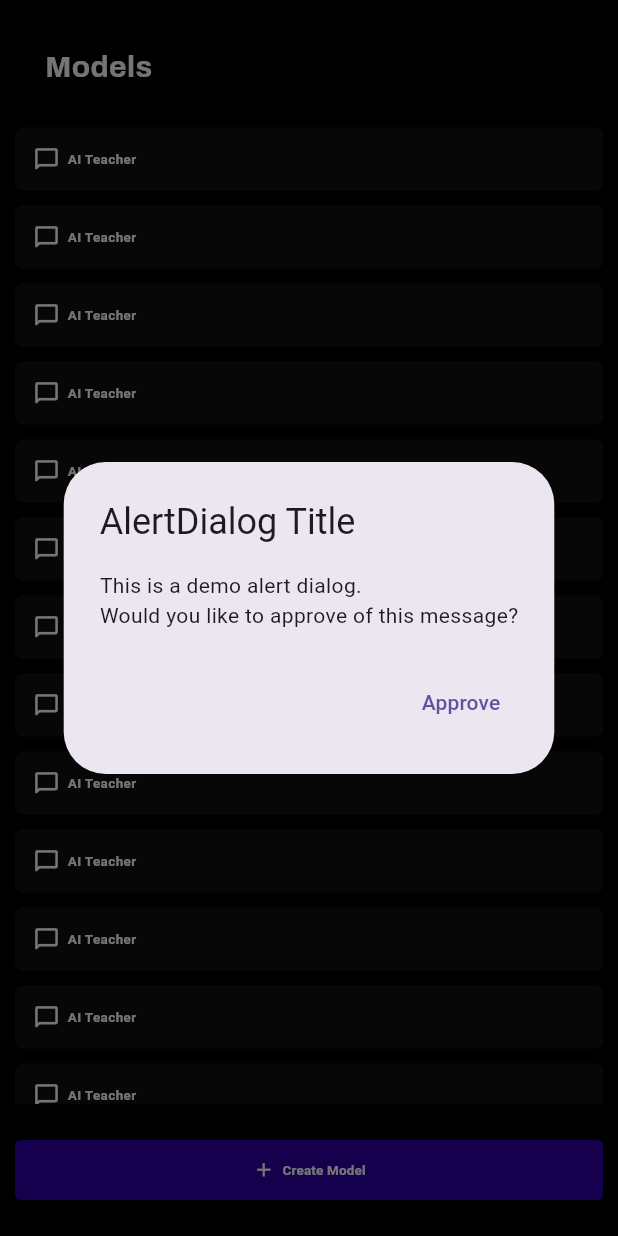
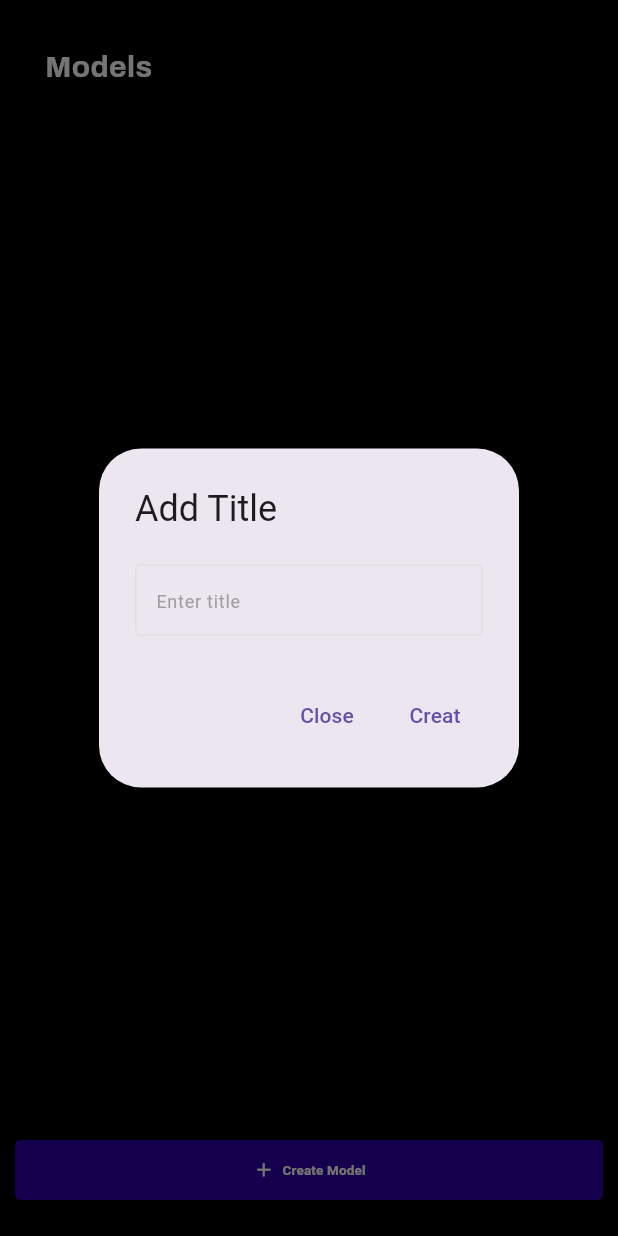
Before and after one commit to SahadMPP/chat_app_ui, a Flutter app: the ModelDrowerDesk widget shown alone on an empty page, opened directly, after a tap on "Create Model", on a phone screen of 412 x 824 dp. Run offline on Flutter 3.47's test engine with Material 3 defaults, Android fonts, the light colour scheme and no system bars; our stand-ins replace bloc, flutter_bloc, freezed_annotation, google_fonts, hive, hive_flutter and 1 more; accounts and stored records are empty; network calls fail.

Commit message:
adding session

```diff
--- a/lib/application/features/chat/bloc/bloc/home_bloc.dart
+++ b/lib/application/features/chat/bloc/bloc/home_bloc.dart
@@ -1,8 +1,11 @@
 // ignore: depend_on_referenced_packages
 import 'package:bloc/bloc.dart';
+import 'package:chat_app_ai/application/core/hive_store/store.dart';
 import 'package:chat_app_ai/application/features/auth/signIn/ui/sign_in.dart';
+import 'package:chat_app_ai/domain/entities/massage_entity.dart';
 import 'package:flutter/material.dart';
 import 'package:freezed_annotation/freezed_annotation.dart';
+import 'package:hive_flutter/adapters.dart';
 import 'package:shared_preferences/shared_preferences.dart';
 import 'package:web_socket_channel/web_socket_channel.dart';
 import 'package:web_socket_channel/io.dart';
@@ -73,5 +76,39 @@ class HomeBloc extends Bloc<HomeEvent, HomeState> {
       emit(state.copyWith(messages: newList));
       channel!.sink.add(event.text);
     });
+
+    on<_addignModels>((event, emit) async {
+      try {
+        final massageDB = await Hive.openBox<MessageModel>('message_db');
+        final id = await massageDB.add(event.massage);
+        final value = massageDB.get(id);
+        massageDB.put(
+            id,
+            MessageModel(
+                messages: value!.messages, title: value.title, id: id));
+        modelList.value.add(value);
+      } catch (e) {
+        throw Exception("User registering is failed");
+      }
+    });
+
+    on<_gettingModel>((event, emit) async {
+      List<MessageModel> list = [];
+      final massageDB = await Hive.openBox<MessageModel>('message_db');
+      for (var i = 0; i < massageDB.length; i++) {
+        list.add(massageDB.getAt(i)!);
+      }
+      emit(state.copyWith(list: list));
+    });
+
+    on<_deleteModel>((event, emit) async {
+      List<MessageModel> list = [];
+      final massageDB = await Hive.openBox<MessageModel>('message_db');
+      massageDB.delete(event.massage.id);
+      for (var i = 0; i < massageDB.length; i++) {
+        list.add(massageDB.getAt(i)!);
+      }
+      emit(state.copyWith(list: list));
+    });
   }
 }
--- a/lib/application/features/chat/bloc/bloc/home_event.dart
+++ b/lib/application/features/chat/bloc/bloc/home_event.dart
@@ -13,4 +13,18 @@ class HomeEvent with _$HomeEvent {
   const factory HomeEvent.sentingMassage({
     required String text,
   }) = _sentingMassage;
+
+
+  const factory HomeEvent.addignModels({
+    required MessageModel massage,
+  }) = _addignModels;
+
+  const factory HomeEvent.gettingModel() = _gettingModel;
+
+  const factory HomeEvent.deleteModel({
+    required MessageModel massage,
+  }) = _deleteModel;
+
+
+
 }
--- a/lib/application/features/chat/bloc/bloc/home_state.dart
+++ b/lib/application/features/chat/bloc/bloc/home_state.dart
@@ -6,9 +6,10 @@ class HomeState with _$HomeState {
     required bool isExpanded,
     required List<String> messages,
     required String statusMessage,
+    required List<MessageModel> list,
   }) = _HomeState;
 
   factory HomeState.initial() {
-    return const HomeState(isExpanded: true, messages: [], statusMessage: '');
+    return const HomeState(isExpanded: true, messages: [], statusMessage: '',list: []);
   }
 }
--- a/lib/application/features/chat/ui/responsive/desktop.dart
+++ b/lib/application/features/chat/ui/responsive/desktop.dart
@@ -1,5 +1,9 @@
+import 'package:chat_app_ai/application/features/auth/widgets/custom_textfield.dart';
 import 'package:chat_app_ai/application/features/chat/bloc/bloc/home_bloc.dart';
+import 'package:chat_app_ai/domain/entities/massage_entity.dart';
 import 'package:flutter/material.dart';
+import 'package:flutter/rendering.dart';
+import 'package:flutter/widgets.dart';
 import 'package:flutter_bloc/flutter_bloc.dart';
 import 'package:google_fonts/google_fonts.dart';
 
@@ -327,6 +331,8 @@ class ModelDrowerDesk extends StatelessWidget {
 
   @override
   Widget build(BuildContext context) {
+    context.read<HomeBloc>().add(const HomeEvent.gettingModel());
+    final TextEditingController controller = TextEditingController();
     return Expanded(
         child: Container(
       color: Colors.black,
@@ -348,15 +354,21 @@ class ModelDrowerDesk extends StatelessWidget {
               ),
             ),
           ),
-          Expanded(child: ListView.builder(
+          Expanded(
+            child: BlocBuilder<HomeBloc, HomeState>(
+              builder: (context, state) {
+                return ListView.builder(
+                    itemCount: state.list.length,
                     itemBuilder: (context, index) {
                       return Container(
-                margin: const EdgeInsets.symmetric(horizontal: 10, vertical: 5),
+                        margin: const EdgeInsets.symmetric(
+                            horizontal: 10, vertical: 5),
                         padding: const EdgeInsets.all(12),
                         decoration: BoxDecoration(
                             color: Colors.grey.withOpacity(0.1),
                             borderRadius: BorderRadius.circular(5)),
                         child: Row(
+                          crossAxisAlignment: CrossAxisAlignment.start,
                           children: [
                             const Icon(
                               Icons.messenger_outline_rounded,
@@ -364,8 +376,13 @@ class ModelDrowerDesk extends StatelessWidget {
                               size: 18,
                             ),
                             const SizedBox(width: 5),
-                    Text(
-                      "AI Teacher",
+                            ConstrainedBox(constraints:  BoxConstraints(
+                              maxWidth:MediaQuery.of(context).size.width *.07,
+
+
+                            ),
+                              child: Text(
+                                state.list[index].title,
                                 style: GoogleFonts.aBeeZee(
                                     textStyle: const TextStyle(
                                   fontSize: 9,
@@ -373,11 +390,26 @@ class ModelDrowerDesk extends StatelessWidget {
                                   color: Colors.white,
                                 )),
                               ),
+                            ),
+                            const Spacer(),
+                            InkWell(
+                              onTap: () {
+                                context.read<HomeBloc>().add(HomeEvent.deleteModel(massage: MessageModel(messages: state.list[index].messages, title: state.list[index].title,id: state.list[index].id)));
+                                context.read<HomeBloc>().add(const HomeEvent.gettingModel());
+                              },
+                              child: const Icon(
+                                Icons.delete,
+                                color: Colors.red,
+                                size: 15,
+                              ),
+                            ),
                           ],
                         ),
                       );
+                    });
               },
-          )),
+            ),
+          ),
           Padding(
             padding: const EdgeInsets.symmetric(vertical: 20, horizontal: 10),
             child: ElevatedButton(
@@ -387,26 +419,42 @@ class ModelDrowerDesk extends StatelessWidget {
                     shape: WidgetStatePropertyAll(ContinuousRectangleBorder(
                         borderRadius: BorderRadius.circular(8)))),
                 onPressed: () {
-                  // add value to list
                   showDialog<void>(
                     context: context,
-                    barrierDismissible: false, // user must tap button!
+                    barrierDismissible: false,
                     builder: (BuildContext context) {
                       return AlertDialog(
-                        title: const Text('AlertDialog Title'),
-                        content: const SingleChildScrollView(
+                        title: const Text('Add Title'),
+                        content: SingleChildScrollView(
                           child: ListBody(
                             children: <Widget>[
-                              Text('This is a demo alert dialog.'),
-                              Text(
-                                  'Would you like to approve of this message?'),
+                              CostomTextField(
+                                  hintText: "Enter title",
+                                  isPassword: false,
+                                  controller: controller,
+                                  validatorText: "Field is Empty")
                             ],
                           ),
                         ),
                         actions: <Widget>[
                           TextButton(
-                            child: const Text('Approve'),
+                            child: const Text('Close'),
                             onPressed: () {
+                              Navigator.of(context).pop();
+                            },
+                          ),
+                          TextButton(
+                            child: const Text('Creat'),
+                            onPressed: () {
+                              final data = MessageModel(
+                                  messages: [], title: controller.text);
+                              context
+                                  .read<HomeBloc>()
+                                  .add(HomeEvent.addignModels(massage: data));
+                              context
+                                  .read<HomeBloc>()
+                                  .add(const HomeEvent.gettingModel());
+
                               Navigator.of(context).pop();
                             },
                           ),
@@ -474,7 +522,6 @@ class HomeHeader extends StatelessWidget {
                   builder: (BuildContext context) {
                     return AlertDialog(
                       title: const Text('Are you sure to LogOut'),
-
                       actions: <Widget>[
                         TextButton(
                           child: const Text('close'),
@@ -485,10 +532,11 @@ class HomeHeader extends StatelessWidget {
                         TextButton(
                           child: const Text('Yes'),
                           onPressed: () {
-                           context.read<HomeBloc>().add(HomeEvent.logOut(context: context));
+                            context
+                                .read<HomeBloc>()
+                                .add(HomeEvent.logOut(context: context));
                           },
                         ),
-
                       ],
                     );
                   },
--- /dev/null
+++ b/lib/domain/entities/massage_entity.dart
@@ -0,0 +1,21 @@
+
+
+import 'package:hive_flutter/adapters.dart';
+part 'massage_entity.g.dart';
+
+@HiveType(typeId: 1)
+class MessageModel extends HiveObject  {
+
+  @HiveField(0)
+  int? id;
+  @HiveField(1)
+  String title;
+  @HiveField(2)
+  List<String> messages;
+
+  MessageModel({
+    this.id,
+    required this.messages,
+    required this.title,
+  });
+}
--- a/lib/main.dart
+++ b/lib/main.dart
@@ -3,6 +3,7 @@ import 'package:chat_app_ai/application/features/auth/signUp/bloc/signup_bloc.da
 import 'package:chat_app_ai/application/features/auth/splash/bloc/bloc/splash_bloc.dart';
 import 'package:chat_app_ai/application/features/auth/splash/ui/splash.dart';
 import 'package:chat_app_ai/application/features/chat/bloc/bloc/home_bloc.dart';
+import 'package:chat_app_ai/domain/entities/massage_entity.dart';
 import 'package:chat_app_ai/domain/entities/user_entity.dart';
 import 'package:flutter/material.dart';
 import 'package:flutter_bloc/flutter_bloc.dart';
@@ -12,6 +13,9 @@ void main() async {
   await Hive.initFlutter();
   if (!Hive.isAdapterRegistered(UserAdapter().typeId)) {
     Hive.registerAdapter(UserAdapter());
+  }
+  if (!Hive.isAdapterRegistered(MessageModelAdapter().typeId)) {
+    Hive.registerAdapter(MessageModelAdapter());
   }
   runApp(const MyApp());
 }
```
Also changed, not shown: lib/application/core/hive_store/store.dart (+14 -2 lines), lib/application/core/const/const_values.dart (line endings or trailing spaces), lib/application/features/chat/bloc/bloc/home_bloc.freezed.dart, lib/domain/entities/massage_entity.g.dart (added). Lines whose indentation alone changed are shown as unchanged.
